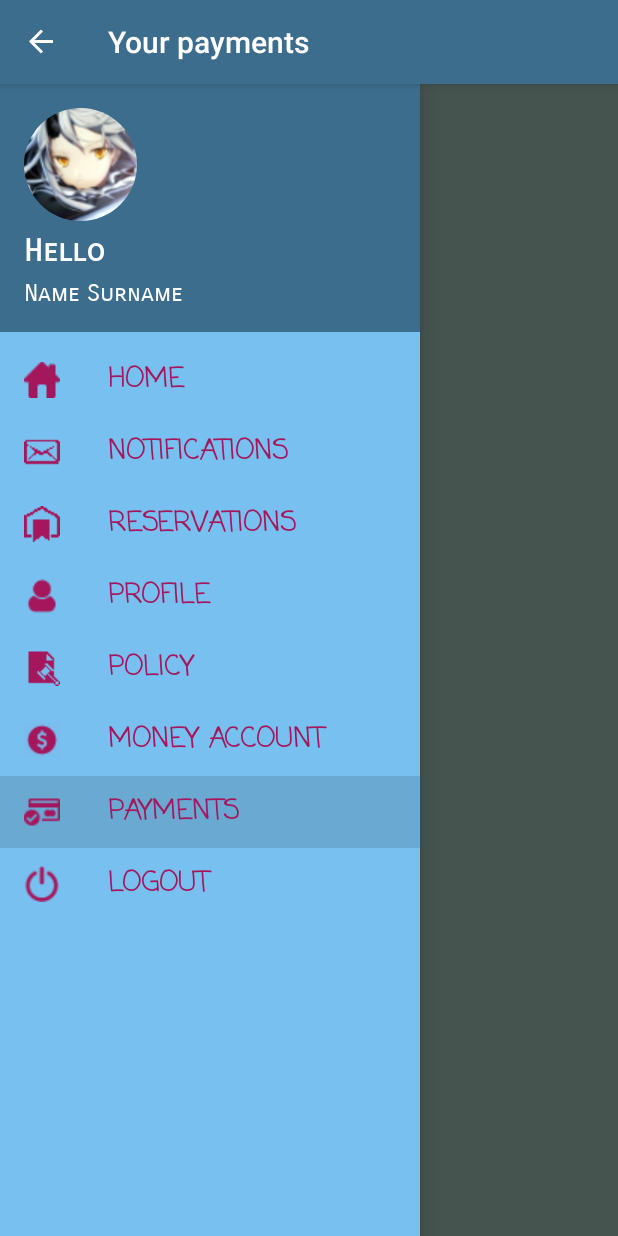
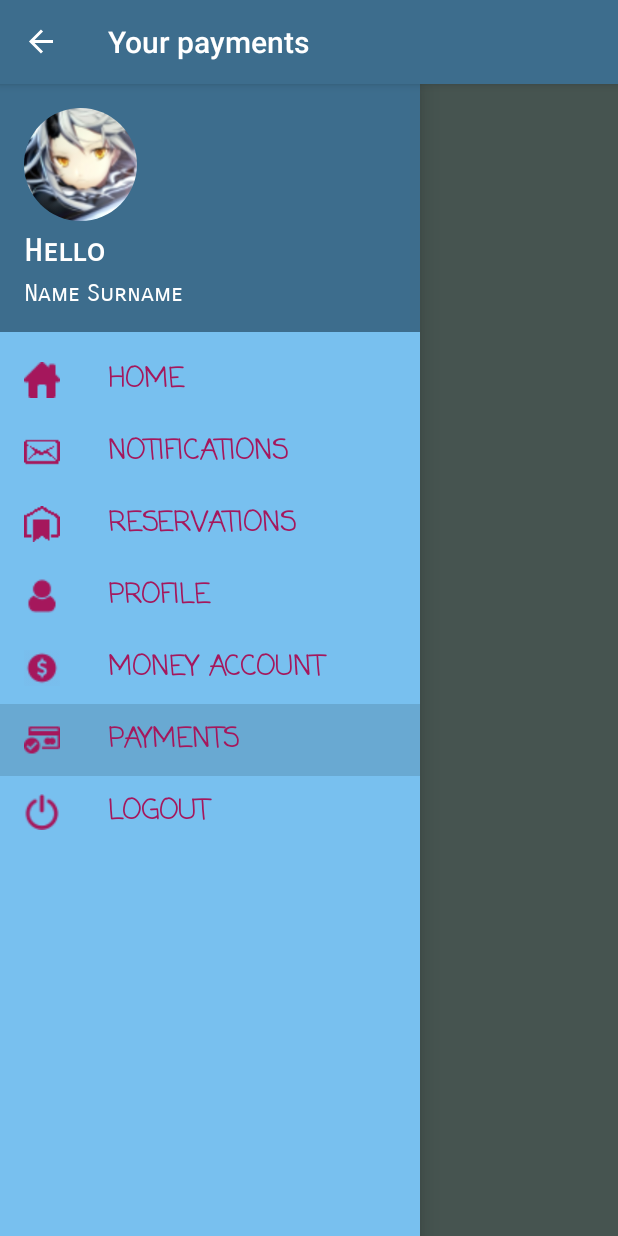
Before and after one commit to ShadiBlizzard/BabyCareFrontend, an Android app: the PaymentListActivity screen opened directly, with no data from a screen before it, with the side drawer open, on a phone screen of 412 x 824 dp. Run offline under Robolectric (Android 15) with nearby library versions, the phone set to English and light mode, and no system bars; our stand-ins replace CircleImageView.

Commit message:
solved bug

```diff
--- a/app/src/main/java/com/example/shadi/babycare/layout_view/HomeActivity.java
+++ b/app/src/main/java/com/example/shadi/babycare/layout_view/HomeActivity.java
@@ -43,7 +43,7 @@ public class HomeActivity extends BaseActivity {
                 //TODO RETRIEVE RES
                 Intent it = new Intent(getApplicationContext(), ReservationsListActivity.class);
                 ArrayList<Reservation> res = new ArrayList<>();
-                res.add(new Reservation(new LatLng(45.4642035, 9.186515999999983), Calendar.getInstance(),
+                res.add(new Reservation(45.4642035, 9.186515999999983, Calendar.getInstance(),
                         Calendar.getInstance(), Calendar.getInstance(),
                         new Uzer("mozzarella", "volante", "pic", "Milano, piazza leonardo", 5), new Uzer("name", "surname", "pic", "milano piazza duomo", 3), AppointmentStatus.REQUESTED));
                 it.putExtra("reservations", res);
--- a/app/src/main/java/com/example/shadi/babycare/layout_view/MoneyAccountActivity.java
+++ b/app/src/main/java/com/example/shadi/babycare/layout_view/MoneyAccountActivity.java
@@ -19,7 +19,7 @@ public class MoneyAccountActivity extends BaseActivity {
         super.setTitle("Money Account");
 
         NavigationView nv = findViewById(R.id.nav_view);
-        nv.getMenu().getItem(5).setChecked(true);
+        nv.getMenu().getItem(4).setChecked(true);
 
         actual = findViewById(R.id.money_amount);
         pending = findViewById(R.id.money_pending);
--- a/app/src/main/java/com/example/shadi/babycare/layout_view/PaymentListActivity.java
+++ b/app/src/main/java/com/example/shadi/babycare/layout_view/PaymentListActivity.java
@@ -32,27 +32,15 @@ public class PaymentListActivity extends BaseActivity {
         super.setTitle("Your payments");
 
         NavigationView nv = findViewById(R.id.nav_view);
-        nv.getMenu().getItem(6).setChecked(true);
+        nv.getMenu().getItem(5).setChecked(true);
 
         listView = findViewById(R.id.payment_list);
+        payments = (ArrayList<Payment>) getIntent().getSerializableExtra("payments");
         listCreation();
 
     }
 
     private void listCreation() {
-
-        //TODO BACKEND CALL
-        payments = new ArrayList<>();
-        payments.add(new Payment());
-        payments.add(new Payment());
-        payments.add(new Payment());
-        payments.add(new Payment());
-        payments.add(new Payment());
-        payments.add(new Payment());
-        payments.add(new Payment());
-        payments.add(new Payment());
-        payments.add(new Payment());
-
         adapter = new PaymentAdapter(this, payments);
 
         listView.setAdapter(adapter);
--- a/app/src/main/java/com/example/shadi/babycare/layout_view/ResRequestActivity.java
+++ b/app/src/main/java/com/example/shadi/babycare/layout_view/ResRequestActivity.java
@@ -59,12 +59,12 @@ public class ResRequestActivity extends BaseActivity {
         Geocoder g = new Geocoder(this);
         List<Address> a = new ArrayList<>();
         try {
-           a = g.getFromLocation(m.getRes().getWhere().latitude, m.getRes().getWhere().longitude, 1);
+           a = g.getFromLocation(m.getRes().getLat(), m.getRes().getLongi(), 1);
         } catch (IOException e) {
             e.printStackTrace();
         }
 
-        location.setText(a.get(0).getLocality());
+        location.setText(a.get(0).getLocality() + ", " + a.get(0).getThoroughfare());
 
 
 
--- a/app/src/main/java/com/example/shadi/babycare/layout_view/ReservationDetailsActivity.java
+++ b/app/src/main/java/com/example/shadi/babycare/layout_view/ReservationDetailsActivity.java
@@ -56,12 +56,12 @@ public class ReservationDetailsActivity extends BaseActivity {
         Geocoder g = new Geocoder(this);
         List<Address> a = new ArrayList<>();
         try {
-            a = g.getFromLocation(res.getWhere().latitude, res.getWhere().longitude, 1);
+            a = g.getFromLocation(res.getLat(), res.getLongi(), 1);
         } catch (IOException e) {
             e.printStackTrace();
         }
 
-        address.setText(a.get(0).getLocality());
+        address.setText(a.get(0).getLocality() + ", " + a.get(0).getThoroughfare());
 
         String stat = status.getText().toString();
         //setting the opt button dynamically
--- a/app/src/main/java/model/Message.java
+++ b/app/src/main/java/model/Message.java
@@ -9,7 +9,7 @@ public class Message implements Serializable{
 
     private Calendar timestamp = Calendar.getInstance();
     private String txt ="ambarabaciccicocco";
-    private Reservation res = new Reservation(new LatLng(4.0, 4.0), Calendar.getInstance(), Calendar.getInstance(), Calendar.getInstance(), new Uzer("mozzarella", "volante", "pic", "Milano, piazza leonardo", 5), new Uzer("sbiribilla", "volante", "pic", "Milano, piazza leonardo", 5), AppointmentStatus.REQUESTED);
+    private Reservation res = new Reservation(45.4642035, 9.186515999999983, Calendar.getInstance(), Calendar.getInstance(), Calendar.getInstance(), new Uzer("mozzarella", "volante", "pic", "Milano, piazza leonardo", 5), new Uzer("sbiribilla", "volante", "pic", "Milano, piazza leonardo", 5), AppointmentStatus.REQUESTED);
 
 
     public  Message () {
--- a/app/src/main/java/model/Payment.java
+++ b/app/src/main/java/model/Payment.java
@@ -7,7 +7,7 @@ import java.util.Calendar;
 
 public class Payment implements Serializable{
 
-    private Reservation appointment = new Reservation(new LatLng(4.0, 4.0), Calendar.getInstance(), Calendar.getInstance(), Calendar.getInstance(), new Uzer("mozzarella", "volante", "pic", "Milano, piazza leonardo", 5), new Uzer("sbiribilla", "volante", "pic", "Milano, piazza leonardo", 5), AppointmentStatus.REQUESTED);
+    private Reservation appointment = new Reservation(4.0, 4.0, Calendar.getInstance(), Calendar.getInstance(), Calendar.getInstance(), new Uzer("mozzarella", "volante", "pic", "Milano, piazza leonardo", 5), new Uzer("sbiribilla", "volante", "pic", "Milano, piazza leonardo", 5), AppointmentStatus.REQUESTED);
     private Calendar creationDate = Calendar.getInstance();
     private Double amount=3.0;
     private String id="1234567890";
--- a/app/src/main/res/menu/drawer_view_parent.xml
+++ b/app/src/main/res/menu/drawer_view_parent.xml
@@ -19,11 +19,6 @@
             android:title="@string/profile" />
 
         <item
-            android:id="@+id/nav_policy"
-            android:icon="@drawable/policy_icon"
-            android:title="@string/policy" />
-
-        <item
             android:id="@+id/nav_money"
             android:icon="@drawable/pay_icon"
             android:title="@string/money"/>
```
Also changed, not shown: app/src/main/java/com/example/shadi/babycare/layout_view/BaseActivity.java (+13 -5 lines), app/src/main/java/model/Reservation.java (+15 -6 lines), 3 other files.
